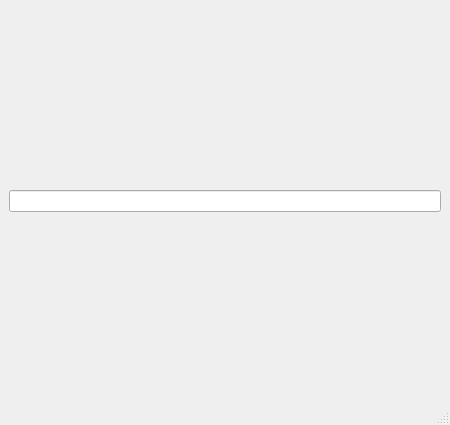
The window that MainUI.ui (OpenEngineDK/projects-city) describes before a commit, drawn with Qt 5.
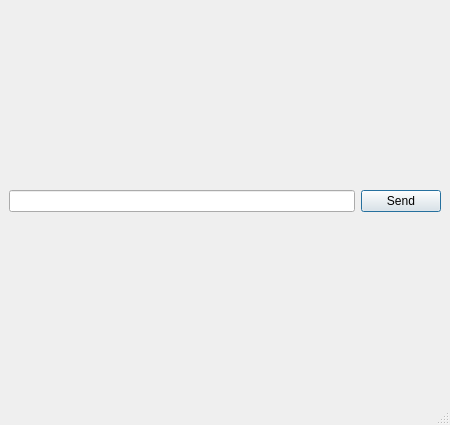
The same window after the commit.

Patch:
```diff
--- a/MainUI.ui
+++ b/MainUI.ui
@@ -19,7 +19,27 @@
      <layout class="QVBoxLayout" name="topLayout"/>
     </item>
     <item>
-     <widget class="QLineEdit" name="inputEdit"/>
+     <layout class="QHBoxLayout" name="horizontalLayout">
+      <item>
+       <widget class="QLineEdit" name="inputEdit"/>
+      </item>
+      <item>
+       <widget class="QPushButton" name="sendBtn">
+        <property name="text">
+         <string>Send</string>
+        </property>
+        <property name="shortcut">
+         <string>Return</string>
+        </property>
+        <property name="autoDefault">
+         <bool>false</bool>
+        </property>
+        <property name="default">
+         <bool>true</bool>
+        </property>
+       </widget>
+      </item>
+     </layout>
     </item>
    </layout>
   </widget>
```
Left out of the diff: 8 changed lines with no effect on the pictures.
